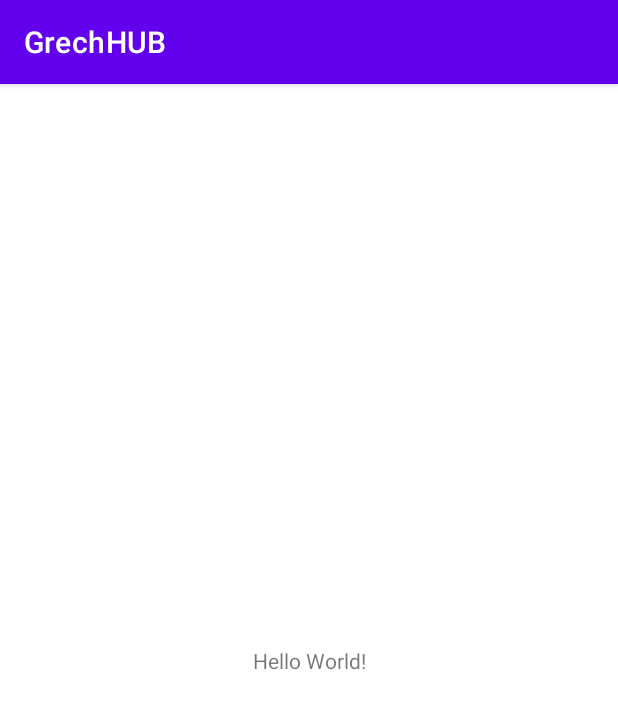
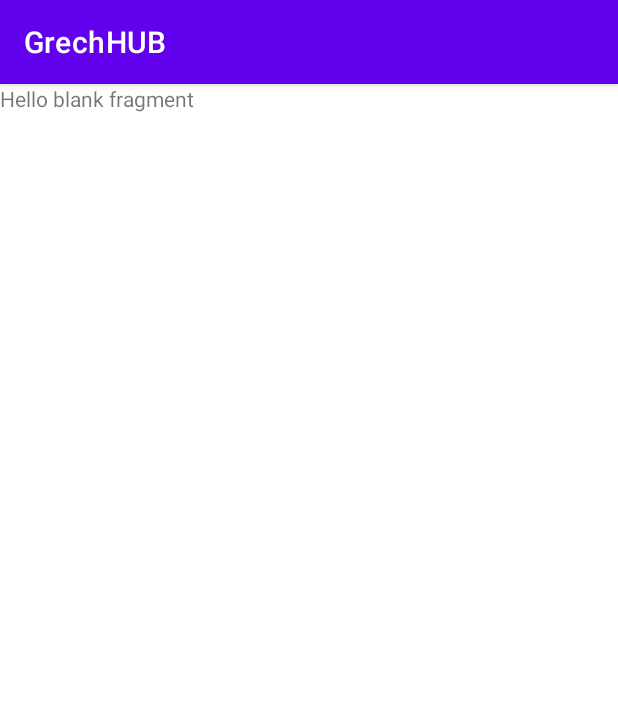
Before and after one commit to OtrotsiukB/GrechHUB, an Android app: the screen it shows after launch (MainActivity), on a phone screen of 412 x 824 dp. Shown: the top 709 px of the screen. Run offline under Robolectric (Android 15) with nearby library versions, the phone set to English and light mode, and no system bars.

Commit message:
добавил навигационный граф

```diff
--- a/app/src/main/java/grechhub/cc/ua/MainActivity.kt
+++ b/app/src/main/java/grechhub/cc/ua/MainActivity.kt
@@ -1,4 +1,5 @@
 package grechhub.cc.ua
+
 
 import androidx.appcompat.app.AppCompatActivity
 import android.os.Bundle
--- a/app/src/main/res/layout/activity_main.xml
+++ b/app/src/main/res/layout/activity_main.xml
@@ -6,13 +6,17 @@
     android:layout_height="match_parent"
     tools:context=".MainActivity">
 
-    <TextView
-        android:layout_width="wrap_content"
-        android:layout_height="wrap_content"
-        android:text="Hello World!"
+    <fragment
+        android:id="@+id/my_nav_host_fragment"
+        android:name="androidx.navigation.fragment.NavHostFragment"
+        android:layout_width="match_parent"
+        android:layout_height="match_parent"
+        app:defaultNavHost="true"
         app:layout_constraintBottom_toBottomOf="parent"
-        app:layout_constraintLeft_toLeftOf="parent"
-        app:layout_constraintRight_toRightOf="parent"
-        app:layout_constraintTop_toTopOf="parent" />
+        app:layout_constraintEnd_toEndOf="parent"
+        app:layout_constraintStart_toStartOf="parent"
+        app:layout_constraintTop_toTopOf="parent"
+        app:layout_constraintVertical_bias="0.0"
+        app:navGraph="@navigation/nav_graph" />
 
 </androidx.constraintlayout.widget.ConstraintLayout>
--- a/app/src/main/res/layout/fragment_get_achievements.xml
+++ b/app/src/main/res/layout/fragment_get_achievements.xml
@@ -3,7 +3,7 @@
     xmlns:tools="http://schemas.android.com/tools"
     android:layout_width="match_parent"
     android:layout_height="match_parent"
-    tools:context=".ui.getAchievementsFragment">
+    tools:context=".getAchievementsFragment">
 
     <!-- TODO: Update blank fragment layout -->
     <TextView
--- a/app/src/main/res/layout/fragment_main.xml
+++ b/app/src/main/res/layout/fragment_main.xml
@@ -3,7 +3,7 @@
     xmlns:tools="http://schemas.android.com/tools"
     android:layout_width="match_parent"
     android:layout_height="match_parent"
-    tools:context=".ui.mainFragment">
+    tools:context=".mainFragment">
 
     <!-- TODO: Update blank fragment layout -->
     <TextView
--- a/app/src/main/res/layout/fragment_res_link.xml
+++ b/app/src/main/res/layout/fragment_res_link.xml
@@ -3,7 +3,7 @@
     xmlns:tools="http://schemas.android.com/tools"
     android:layout_width="match_parent"
     android:layout_height="match_parent"
-    tools:context=".ui.resLinkFragment">
+    tools:context=".resLinkFragment">
 
     <!-- TODO: Update blank fragment layout -->
     <TextView
--- a/app/src/main/res/layout/fragment_show_achievements.xml
+++ b/app/src/main/res/layout/fragment_show_achievements.xml
@@ -3,7 +3,7 @@
     xmlns:tools="http://schemas.android.com/tools"
     android:layout_width="match_parent"
     android:layout_height="match_parent"
-    tools:context=".ui.showAchievementsFragment">
+    tools:context=".showAchievementsFragment">
 
     <!-- TODO: Update blank fragment layout -->
     <TextView
--- /dev/null
+++ b/app/src/main/res/navigation/nav_graph.xml
@@ -0,0 +1,56 @@
+<?xml version="1.0" encoding="utf-8"?>
+<navigation xmlns:android="http://schemas.android.com/apk/res/android"
+    xmlns:app="http://schemas.android.com/apk/res-auto"
+    xmlns:tools="http://schemas.android.com/tools"
+    android:id="@+id/nav_graph"
+    app:startDestination="@id/mainFragment">
+
+    <fragment
+        android:id="@+id/mainFragment"
+        android:name="grechhub.cc.ua.mainFragment"
+        android:label="fragment_main"
+        tools:layout="@layout/fragment_main" >
+        <action
+            android:id="@+id/action_mainFragment_to_resLinkFragment"
+            app:destination="@id/resLinkFragment" />
+        <action
+            android:id="@+id/action_mainFragment_to_getAchievementsFragment"
+            app:destination="@id/getAchievementsFragment" />
+        <action
+            android:id="@+id/action_mainFragment_to_showAchievementsFragment"
+            app:destination="@id/showAchievementsFragment" />
+    </fragment>
+    <fragment
+        android:id="@+id/resLinkFragment"
+        android:name="grechhub.cc.ua.resLinkFragment"
+        android:label="fragment_res_link"
+        tools:layout="@layout/fragment_res_link" >
+        <action
+            android:id="@+id/action_resLinkFragment_to_mainFragment"
+            app:destination="@id/mainFragment" />
+    </fragment>
+    <fragment
+        android:id="@+id/getAchievementsFragment"
+        android:name="grechhub.cc.ua.getAchievementsFragment"
+        android:label="fragment_get_achievements"
+        tools:layout="@layout/fragment_get_achievements" >
+        <action
+            android:id="@+id/action_getAchievementsFragment_to_showAchievementsFragment"
+            app:destination="@id/showAchievementsFragment" />
+        <action
+            android:id="@+id/action_getAchievementsFragment_to_mainFragment"
+            app:destination="@id/mainFragment" />
+    </fragment>
+    <fragment
+        android:id="@+id/showAchievementsFragment"
+        android:name="grechhub.cc.ua.showAchievementsFragment"
+        android:label="fragment_show_achievements"
+        tools:layout="@layout/fragment_show_achievements" >
+        <action
+            android:id="@+id/action_showAchievementsFragment_to_getAchievementsFragment"
+            app:destination="@id/getAchievementsFragment" />
+        <action
+            android:id="@+id/action_showAchievementsFragment_to_mainFragment"
+            app:destination="@id/mainFragment" />
+    </fragment>
+</navigation>
--- a/gradle.properties
+++ b/gradle.properties
@@ -17,3 +17,5 @@ org.gradle.jvmargs=-Xmx2048m -Dfile.encoding=UTF-8
 android.useAndroidX=true
 # Kotlin code style for this project: "official" or "obsolete":
 kotlin.code.style=official
+
+android.enableJetifier=true
```
Also changed, not shown: app/build.gradle (+17 -0 lines), app/src/main/AndroidManifest.xml (+6 -2 lines), app/src/main/java/grechhub/cc/ua/getAchievementsFragment.kt (renamed from app/src/main/java/grechhub/cc/ua/ui/mainFragment.kt, +6 -7 lines), app/src/main/java/grechhub/cc/ua/mainFragment.kt (renamed from app/src/main/java/grechhub/cc/ua/ui/resLinkFragment.kt, +6 -7 lines), app/src/main/java/grechhub/cc/ua/resLinkFragment.kt (renamed from app/src/main/java/grechhub/cc/ua/ui/showAchievementsFragment.kt, +6 -7 lines), app/src/main/java/grechhub/cc/ua/showAchievementsFragment.kt (renamed from app/src/main/java/grechhub/cc/ua/ui/getAchievementsFragment.kt, +6 -7 lines), build.gradle (+5 -3 lines).
